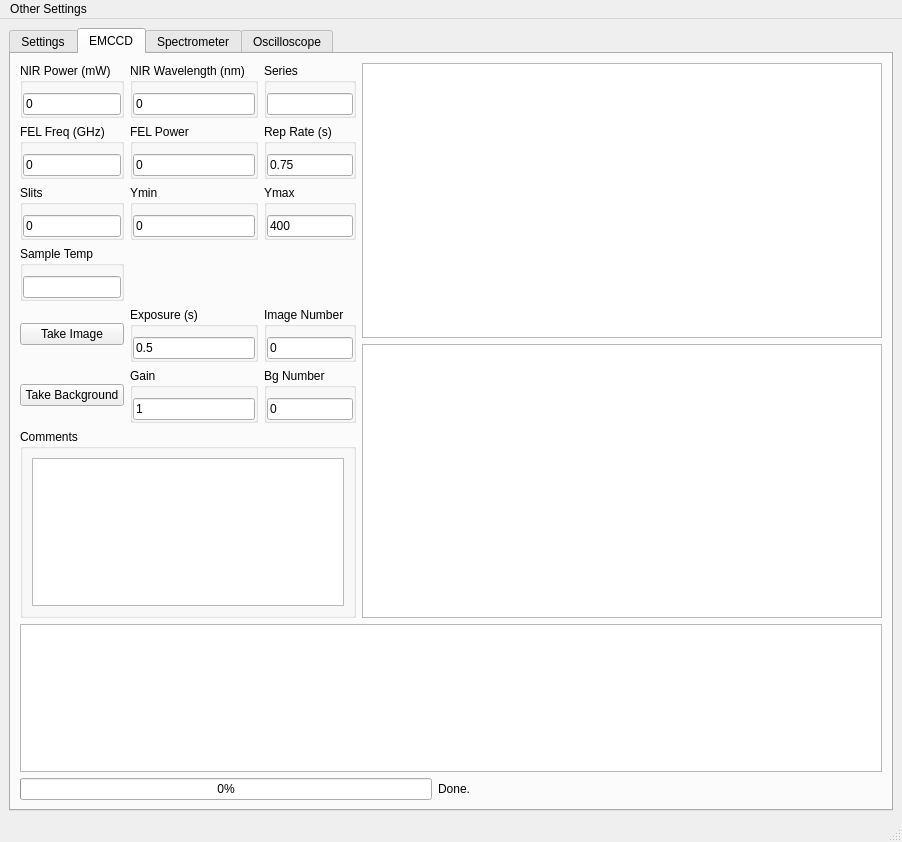
Before: the Qt Designer form mainWindow.ui in SherwinGroup/EMCCD-psychic, drawn with Qt 5.
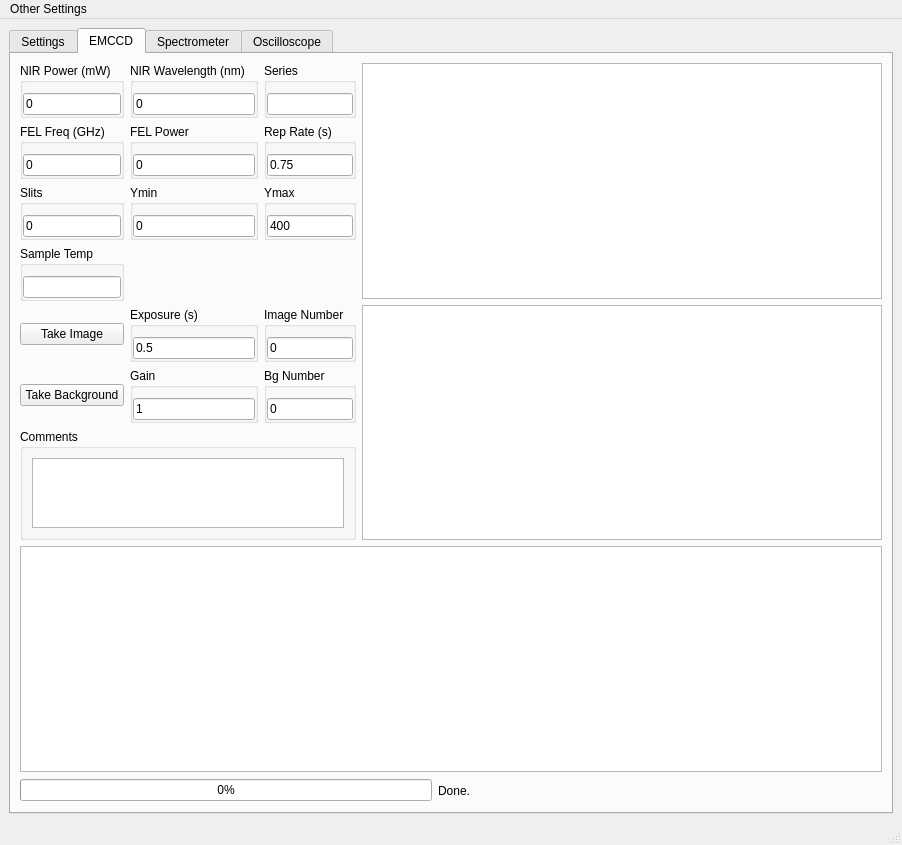
After: the same form once the commit is applied. The open tabs and pages were chosen to show the change. Custom widgets are drawn as their Qt base class.

Commit message: Resize Spectra

```diff
--- a/mainWindow.ui
+++ b/mainWindow.ui
@@ -7,7 +7,7 @@
     <x>0</x>
     <y>0</y>
     <width>902</width>
-    <height>838</height>
+    <height>845</height>
    </rect>
   </property>
   <property name="windowTitle">
@@ -24,7 +24,7 @@
        <enum>QTabWidget::Rounded</enum>
       </property>
       <property name="currentIndex">
-       <number>3</number>
+       <number>1</number>
       </property>
       <property name="elideMode">
        <enum>Qt::ElideRight</enum>
@@ -861,7 +861,9 @@
        <attribute name="title">
         <string>EMCCD</string>
        </attribute>
-       <layout class="QVBoxLayout" name="verticalLayout_10">
+       <layout class="QHBoxLayout" name="horizontalLayout_49">
+        <item>
+         <layout class="QVBoxLayout" name="verticalLayout_10" stretch="4,9,1">
         <item>
          <layout class="QHBoxLayout" name="horizontalLayout_35" stretch="1,100">
           <item>
@@ -1472,6 +1474,8 @@
              </size>
             </property>
            </spacer>
+            </item>
+           </layout>
           </item>
          </layout>
         </item>
```
Lines whose indentation alone changed are shown as unchanged. The commit also changes 2 other files.
